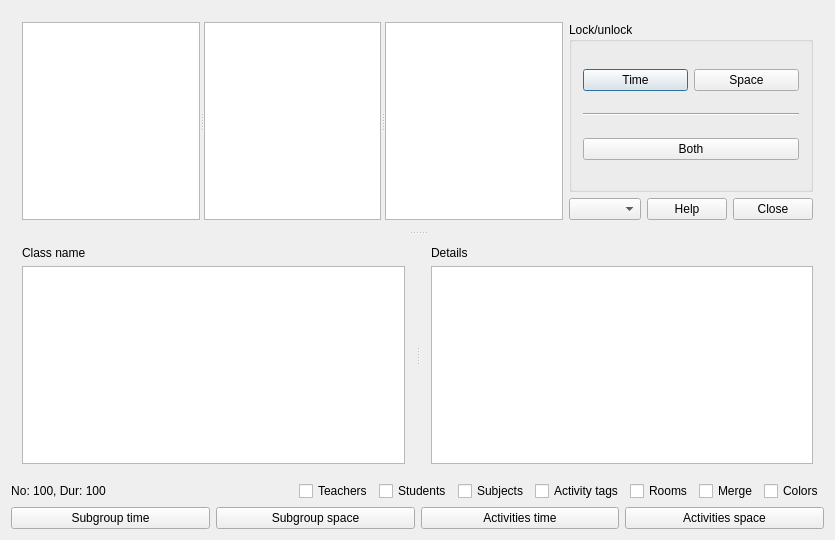
Old version of the form fet/src/interface/timetableviewstudentsdaysverticalform_template.ui in the repository vonmecheln/fet.
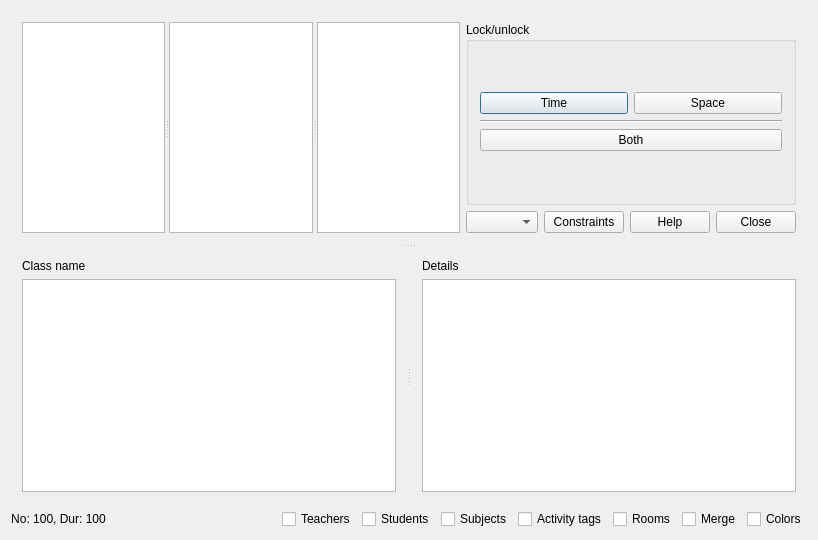
New version of the form.

Patch:
```diff
--- a/fet/src/interface/timetableviewstudentsdaysverticalform_template.ui
+++ b/fet/src/interface/timetableviewstudentsdaysverticalform_template.ui
@@ -6,7 +6,7 @@
    <rect>
     <x>0</x>
     <y>0</y>
-    <width>835</width>
+    <width>818</width>
     <height>540</height>
    </rect>
   </property>
@@ -117,26 +117,31 @@
            <property name="title">
             <string extracomment="This is a group box for locking/unlocking buttons">Lock/unlock</string>
            </property>
+           <layout class="QGridLayout" name="gridLayout_3">
+            <item row="0" column="0">
            <layout class="QGridLayout" name="gridLayout">
             <item row="0" column="0">
-             <layout class="QHBoxLayout" name="horizontalLayout_3">
-              <item>
                <widget class="QPushButton" name="lockTimePushButton">
                 <property name="text">
                  <string extracomment="This is a button in a timetable view dialog (There are 3 buttons in total, user can toggle locked/unlocked time, space or both).">Time</string>
                 </property>
                </widget>
               </item>
-              <item>
+              <item row="0" column="1">
                <widget class="QPushButton" name="lockSpacePushButton">
                 <property name="text">
                  <string extracomment="This is a button in a timetable view dialog (There are 3 buttons in total, user can toggle locked/unlocked time, space or both).">Space</string>
                 </property>
                </widget>
               </item>
-             </layout>
-            </item>
-            <item row="2" column="0">
+              <item row="1" column="0" colspan="2">
+               <widget class="Line" name="line">
+                <property name="orientation">
+                 <enum>Qt::Horizontal</enum>
+                </property>
+               </widget>
+              </item>
+              <item row="2" column="0" colspan="2">
              <widget class="QPushButton" name="lockTimeSpacePushButton">
               <property name="text">
                <string extracomment="This is a button in a timetable view dialog (There are 3 buttons in total, user can toggle locked/unlocked time, space or both).">Both</string>
@@ -146,12 +151,7 @@
               </property>
              </widget>
             </item>
-            <item row="1" column="0">
-             <widget class="Line" name="line">
-              <property name="orientation">
-               <enum>Qt::Horizontal</enum>
-              </property>
-             </widget>
+             </layout>
             </item>
            </layout>
           </widget>
@@ -161,6 +161,13 @@
            <item>
             <widget class="QComboBox" name="shownComboBox"/>
            </item>
+           <item>
+            <widget class="QPushButton" name="constraintsPushButton">
+             <property name="text">
+              <string>Constraints</string>
+             </property>
+            </widget>
+           </item>
            <item>
             <widget class="QPushButton" name="helpPushButton">
              <property name="text">
@@ -241,38 +248,6 @@
      </widget>
     </widget>
    </item>
-   <item row="2" column="0">
-    <layout class="QHBoxLayout" name="horizontalLayout_6">
-     <item>
-      <widget class="QPushButton" name="studentsSubgroupTimePushButton">
-       <property name="text">
-        <string comment="View/edit the selected students subgroup's time constraints">Subgroup time</string>
-       </property>
-      </widget>
-     </item>
-     <item>
-      <widget class="QPushButton" name="studentsSubgroupSpacePushButton">
-       <property name="text">
-        <string comment="View/edit the selected students subgroup's space constraints">Subgroup space</string>
-       </property>
-      </widget>
-     </item>
-     <item>
-      <widget class="QPushButton" name="activitiesTimePushButton">
-       <property name="text">
-        <string comment="View/edit the selected activities' time constraints">Activities time</string>
-       </property>
-      </widget>
-     </item>
-     <item>
-      <widget class="QPushButton" name="activitiesSpacePushButton">
-       <property name="text">
-        <string comment="View/edit the selected activities' space constraints">Activities space</string>
-       </property>
-      </widget>
-     </item>
-    </layout>
-   </item>
   </layout>
  </widget>
  <layoutdefault spacing="6" margin="11"/>
```
Lines whose indentation alone changed are shown as unchanged.
